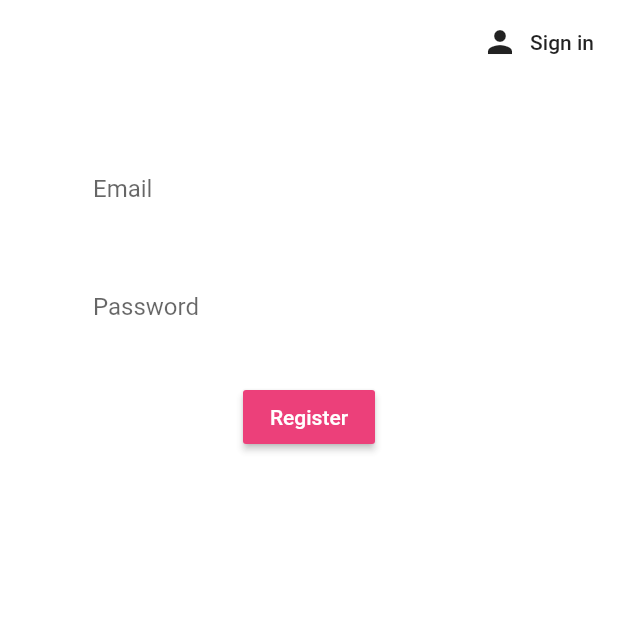
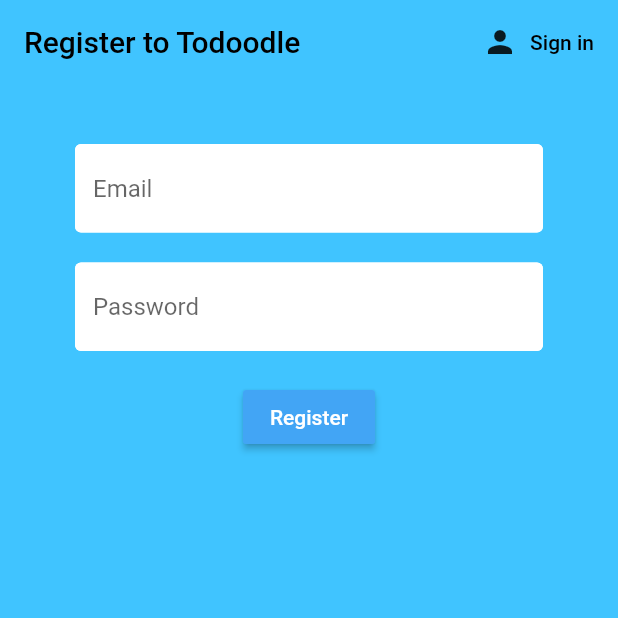
Before and after one commit to walclu/doodle_app, a Flutter app: the screen it shows after launch, after a tap on "Sign in", after a tap on "Register", on a phone screen of 412 x 824 dp, the top half of it. Run offline on Flutter 3.47's test engine with Material 2 defaults, Android fonts, the phone set to English and light mode, and no system bars; our stand-ins replace cloud_firestore, firebase_auth, firebase_core, flutter_spinkit, font_awesome_flutter; accounts and stored records are empty.

```diff
--- a/lib/screens/Authenticate/Register/register.dart
+++ b/lib/screens/Authenticate/Register/register.dart
@@ -1,4 +1,5 @@
 import 'package:doodle_app/services/auth_service.dart';
+import 'package:doodle_app/services/data_base.dart';
 import 'package:doodle_app/shared/constants.dart';
 import 'package:doodle_app/shared/loading.dart';
 import 'package:flutter/material.dart';
@@ -28,13 +29,13 @@
       appBar: AppBar(
         backgroundColor: primaryGreen,
         elevation: 0.0,
-        title: Text('Register to Toodoodle'),
+        title: Text('Register to Todoodle', style: TextStyle(color: Colors.black)),
         actions: [
           FlatButton.icon(
             onPressed: (){
               widget.toggleView();
             },
-            label: Text("Sign in"),
+            label: Text("Sign in", style: TextStyle(color: Colors.black)),
             icon: Icon(Icons.person),)
         ],
       ),
@@ -67,7 +68,7 @@
               ),
               SizedBox(height: 20,),
               RaisedButton(
-                color: Colors.pink[400],
+                color: Colors.blue[400],
                 child: Text(
                   'Register',
                   style: TextStyle(color: Colors.white),
@@ -83,6 +84,8 @@
                         loading = false;
                         error = 'please supply a valid email';
                       });
+                    } else {
+                      await DataBaseService(uid: result.uid).updateUids(email, result.uid);
                     }
                   }
                 }
--- a/lib/screens/Authenticate/SignIn/sign_in.dart
+++ b/lib/screens/Authenticate/SignIn/sign_in.dart
@@ -31,13 +31,14 @@
       appBar: AppBar(
         backgroundColor: primaryGreen,
         elevation: 0.0,
-        title: Text('Sign in'),
+        title: Text('Sign in',
+        style: TextStyle(color: Colors.black)),
         actions: [
           FlatButton.icon(
             onPressed: (){
               widget.toggleView();
             },
-            label: Text("Register"),
+            label: Text("Register", style: TextStyle(color: Colors.black)),
             icon: Icon(Icons.app_registration),)
         ],
       ),
@@ -70,7 +71,7 @@
               ),
               SizedBox(height: 20,),
               RaisedButton(
-                color: Colors.pink[400],
+                color: Colors.blue[400],
                 child: Text(
                   'Sign in',
                   style: TextStyle(color: Colors.white),
--- a/lib/services/data_base.dart
+++ b/lib/services/data_base.dart
@@ -9,11 +9,19 @@
   final CollectionReference userDataCollection =
   FirebaseFirestore.instance.collection('userData');
 
+  final CollectionReference uidCollection =
+  FirebaseFirestore.instance.collection('uids');
 
   Future updateUserData(String name, String email) async {
     return await userDataCollection.doc(uid).set({
       'name': name,
       'email': email,
+    });
+  }
+
+  Future updateUids(String email, String uid) async {
+    return await uidCollection.doc(email).set({
+      'uid': uid,
     });
   }
 
--- a/lib/shared/constants.dart
+++ b/lib/shared/constants.dart
@@ -2,9 +2,9 @@
 import 'package:font_awesome_flutter/font_awesome_flutter.dart';
 
 
-Color primaryGreen = Colors.white70;
+Color primaryGreen = Colors.lightBlueAccent;
 List<BoxShadow> shadowList = [
-  BoxShadow(color: Colors.grey.shade300, blurRadius: 30, offset: Offset(0, 10))
+  BoxShadow(color: Colors.blueAccent, blurRadius: 30, offset: Offset(0, 10))
 ];
 
 InputDecoration getInputDecoration(String emailOrPassword){
@@ -28,7 +28,7 @@
   borderSide: BorderSide(color:Colors.white, width: 2.0)
   ),
   focusedBorder: OutlineInputBorder(
-  borderSide: BorderSide(color:Colors.pinkAccent, width: 2.0)
+  borderSide: BorderSide(color:Colors.blueAccent, width: 2.0)
 ),
 );
 
--- a/lib/shared/loading.dart
+++ b/lib/shared/loading.dart
@@ -7,10 +7,10 @@
   @override
   Widget build(BuildContext context) {
     return Container(
-      color: Colors.brown[100],
+      color: Colors.blue[100],
       child: Center(
         child: SpinKitChasingDots(
-          color: Colors.brown,
+          color: Colors.white,
           size: 50,
         ),
       ),
```
Also changed, not shown: lib/screens/home/home.dart (+16 -2 lines), lib/screens/projectPage/project_page.dart (+24 -1 lines).
